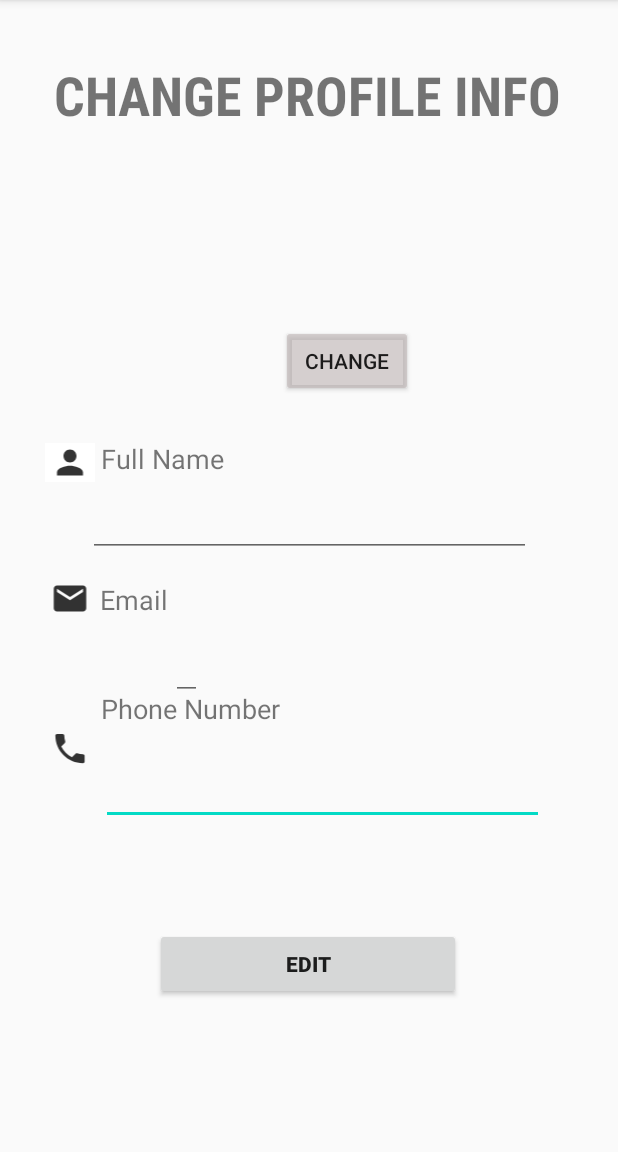
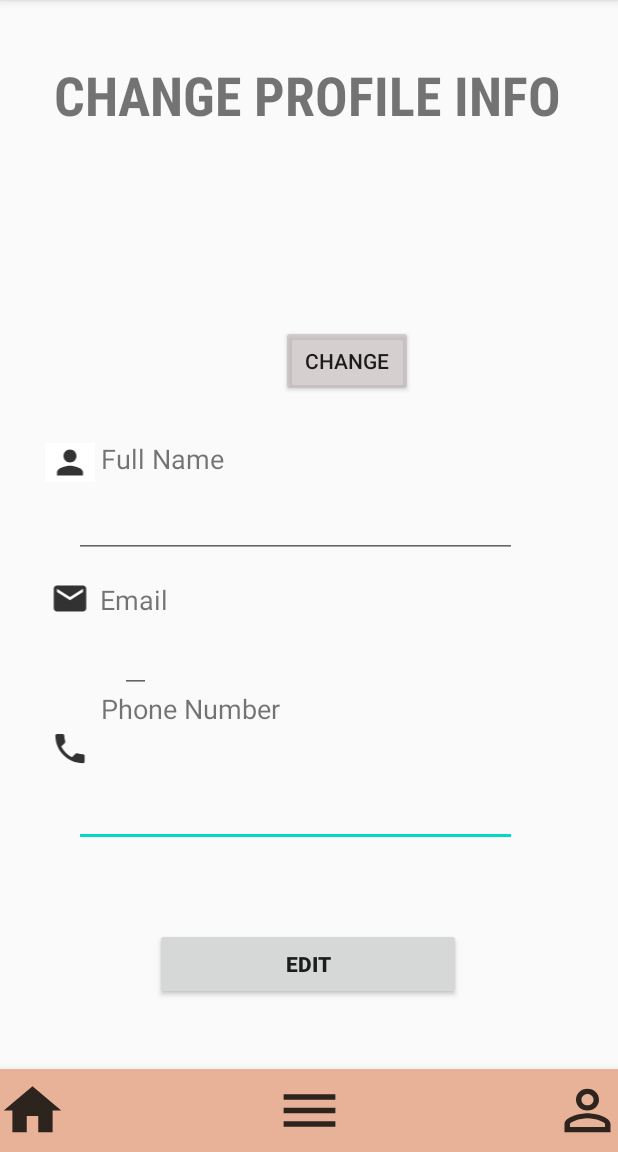
Before and after one commit to crosswind19/Cinema-Booking-App, an Android app: the changeprofile screen opened directly, with no data from a screen before it, on a phone screen of 412 x 824 dp, the part 84-1236 px from its top. Run offline under Robolectric (Android 15) with nearby library versions, the light colour scheme and no system bars; our stand-ins replace Firebase (no records; nobody signed in at launch, a user with empty details on screens opened directly); 3 statements that could not run were skipped.

Commit message:
Revert "Merge branch 'main' of https://github.com/crosswind19/gp3 into main"
This reverts commit ecb011ccab6b03787a8a59fe9da2a63f2163fcdc, reversing
changes made to da8fff1a93b3345830b078b5413ca26e56705da1.

```diff
--- a/app/src/main/res/layout/activity_changeprofile.xml
+++ b/app/src/main/res/layout/activity_changeprofile.xml
@@ -11,8 +11,8 @@
         android:layout_width="match_parent"
         android:layout_height="match_parent"
         tools:context=".activity_viewprofile"
-        tools:layout_editor_absoluteX="-98dp"
-        tools:layout_editor_absoluteY="0dp">
+        tools:layout_editor_absoluteX="-184dp"
+        tools:layout_editor_absoluteY="-229dp">
 
         <TextView
             android:id="@+id/tv_resetpassword2"
@@ -37,12 +37,12 @@
             android:ems="10"
             android:inputType="textPersonName"
             android:text="011_1221 2112"
-            app:layout_constraintBottom_toBottomOf="parent"
+            app:layout_constraintBottom_toBottomOf="@+id/bottomNavigationView"
             app:layout_constraintEnd_toEndOf="parent"
-            app:layout_constraintHorizontal_bias="0.577"
+            app:layout_constraintHorizontal_bias="0.422"
             app:layout_constraintStart_toStartOf="parent"
-            app:layout_constraintTop_toBottomOf="@+id/textView4"
-            app:layout_constraintVertical_bias="0.075" />
+            app:layout_constraintTop_toTopOf="parent"
+            app:layout_constraintVertical_bias="0.72" />
 
         <ImageView
             android:id="@+id/iv_profilePic"
@@ -145,6 +145,46 @@
             app:layout_constraintTop_toTopOf="parent"
             app:layout_constraintVertical_bias="0.859" />
 
+        <com.google.android.material.bottomnavigation.BottomNavigationView
+            android:id="@+id/bottomNavigationView"
+            android:layout_width="416dp"
+            android:layout_height="55dp"
+            android:background="#E8B298"
+            app:layout_constraintBottom_toBottomOf="parent"
+            app:layout_constraintEnd_toEndOf="parent"
+            app:layout_constraintHorizontal_bias="0.6"
+            app:layout_constraintStart_toStartOf="parent"
+            app:layout_constraintTop_toTopOf="parent"
+            app:layout_constraintVertical_bias="1.0">
+
+            <ImageButton
+                android:id="@+id/imageButton"
+                android:layout_width="46dp"
+                android:layout_height="43dp"
+                android:layout_gravity="center|left"
+                android:background="#E8B298"
+                android:scaleType="fitXY"
+                app:srcCompat="@drawable/ic_viewhome" />
+
+            <ImageButton
+                android:id="@+id/imageButton2"
+                android:layout_width="46dp"
+                android:layout_height="43dp"
+                android:layout_gravity="center|center_horizontal"
+                android:background="#E8B298"
+                android:scaleType="fitXY"
+                app:srcCompat="@drawable/ic_viewmenu" />
+
+            <ImageButton
+                android:id="@+id/imageButton4"
+                android:layout_width="46dp"
+                android:layout_height="43dp"
+                android:layout_gravity="center|right
+"
+                android:background="#E8B298"
+                android:scaleType="fitXY"
+                app:srcCompat="@drawable/ic_viewprofile" />
+        </com.google.android.material.bottomnavigation.BottomNavigationView>
 
         <EditText
             android:id="@+id/tv_newname"
@@ -153,11 +193,14 @@
             android:ems="10"
             android:inputType="textPersonName"
             android:text="tgvmbogsc_111"
-            app:layout_constraintBottom_toBottomOf="parent"
+            app:layout_constraintBottom_toBottomOf="@+id/bottomNavigationView"
             app:layout_constraintEnd_toEndOf="parent"
+            app:layout_constraintHorizontal_bias="0.422"
             app:layout_constraintStart_toStartOf="parent"
-            app:layout_constraintTop_toBottomOf="@+id/tv_name"
-            app:layout_constraintVertical_bias="0.02" />
+            app:layout_constraintTop_toTopOf="parent"
+            app:layout_constraintVertical_bias="0.455" />
+
+
 
         <Button
             android:id="@+id/button"
@@ -179,12 +222,12 @@
             android:text="tmg_111@hotmail.my"
             android:textColor="#0C0202"
             android:textSize="18sp"
-            app:layout_constraintBottom_toBottomOf="parent"
+            app:layout_constraintBottom_toBottomOf="@+id/bottomNavigationView"
             app:layout_constraintEnd_toEndOf="parent"
-            app:layout_constraintHorizontal_bias="0.291"
+            app:layout_constraintHorizontal_bias="0.205"
             app:layout_constraintStart_toStartOf="parent"
-            app:layout_constraintTop_toBottomOf="@+id/tv_email1"
-            app:layout_constraintVertical_bias="0.03" />
+            app:layout_constraintTop_toTopOf="parent"
+            app:layout_constraintVertical_bias="0.577" />
 
     </androidx.constraintlayout.widget.ConstraintLayout>
 
```
